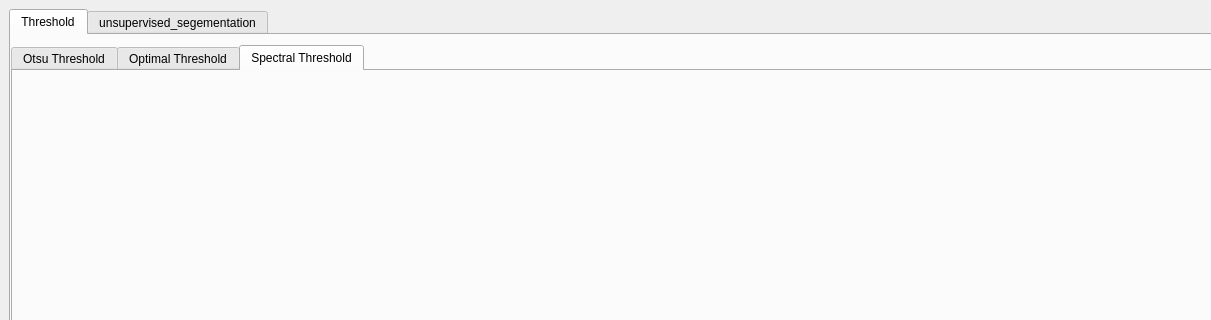
First picture: the form in task.ui, repository Ibrahimelsayed60/Computer_vision_task_4, before the edit; both pictures show x 0 to 1211 and y 0 to 320 of the 1298 by 736 pixel window.
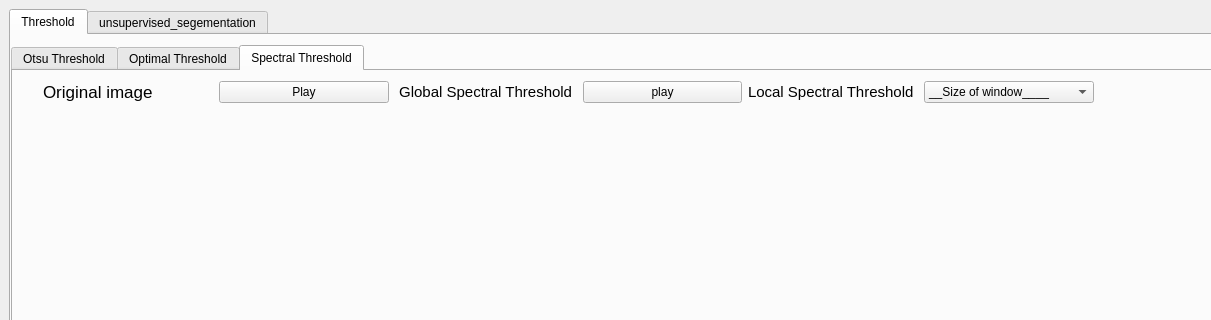
Second picture: the form after the edit. The open tabs and pages were chosen to show the change. Custom widgets are drawn as their Qt base class.

The edit to the form file:
```diff
--- a/task.ui
+++ b/task.ui
@@ -245,6 +245,141 @@
          <attribute name="title">
           <string>Spectral Threshold</string>
          </attribute>
+         <widget class="QWidget" name="layoutWidget_2">
+          <property name="geometry">
+           <rect>
+            <x>30</x>
+            <y>10</y>
+            <width>1051</width>
+            <height>531</height>
+           </rect>
+          </property>
+          <layout class="QVBoxLayout" name="verticalLayout_9">
+           <item>
+            <layout class="QHBoxLayout" name="horizontalLayout_4">
+             <item>
+              <layout class="QVBoxLayout" name="verticalLayout_10" stretch="2,5">
+               <item>
+                <layout class="QHBoxLayout" name="horizontalLayout_5">
+                 <item>
+                  <widget class="QLabel" name="label_5">
+                   <property name="font">
+                    <font>
+                     <pointsize>13</pointsize>
+                    </font>
+                   </property>
+                   <property name="text">
+                    <string>Original image</string>
+                   </property>
+                  </widget>
+                 </item>
+                 <item>
+                  <widget class="QPushButton" name="pushButton_4">
+                   <property name="text">
+                    <string>Play</string>
+                   </property>
+                  </widget>
+                 </item>
+                </layout>
+               </item>
+               <item>
+                <widget class="PlotWidget" name="widget_8" native="true"/>
+               </item>
+              </layout>
+             </item>
+             <item>
+              <layout class="QVBoxLayout" name="verticalLayout_11" stretch="2,5">
+               <item>
+                <layout class="QHBoxLayout" name="horizontalLayout_10">
+                 <item>
+                  <widget class="QLabel" name="label_8">
+                   <property name="font">
+                    <font>
+                     <pointsize>11</pointsize>
+                    </font>
+                   </property>
+                   <property name="text">
+                    <string> Global Spectral Threshold </string>
+                   </property>
+                  </widget>
+                 </item>
+                 <item>
+                  <widget class="QPushButton" name="pushButton_2">
+                   <property name="text">
+                    <string>play</string>
+                   </property>
+                  </widget>
+                 </item>
+                </layout>
+               </item>
+               <item>
+                <widget class="PlotWidget" name="widget_9" native="true"/>
+               </item>
+              </layout>
+             </item>
+             <item>
+              <layout class="QVBoxLayout" name="verticalLayout_12" stretch="2,5">
+               <item>
+                <layout class="QHBoxLayout" name="horizontalLayout_11">
+                 <item>
+                  <widget class="QLabel" name="label_9">
+                   <property name="font">
+                    <font>
+                     <pointsize>11</pointsize>
+                    </font>
+                   </property>
+                   <property name="text">
+                    <string>Local Spectral Threshold </string>
+                   </property>
+                  </widget>
+                 </item>
+                 <item>
+                  <widget class="QComboBox" name="comboBox_4">
+                   <item>
+                    <property name="text">
+                     <string>__Size of window____</string>
+                    </property>
+                   </item>
+                   <item>
+                    <property name="text">
+                     <string>16_window</string>
+                    </property>
+                   </item>
+                   <item>
+                    <property name="text">
+                     <string>32_window</string>
+                    </property>
+                   </item>
+                   <item>
+                    <property name="text">
+                     <string>64_window</string>
+                    </property>
+                   </item>
+                   <item>
+                    <property name="text">
+                     <string>128_window</string>
+                    </property>
+                   </item>
+                  </widget>
+                 </item>
+                </layout>
+               </item>
+               <item>
+                <widget class="PlotWidget" name="widget_10" native="true"/>
+               </item>
+              </layout>
+             </item>
+            </layout>
+           </item>
+           <item>
+            <widget class="QLabel" name="label_10">
+             <property name="text">
+              <string/>
+             </property>
+            </widget>
+           </item>
+          </layout>
+         </widget>
         </widget>
        </widget>
       </widget>
```
Left out of the diff: 2 changed lines with no effect on the pictures.
